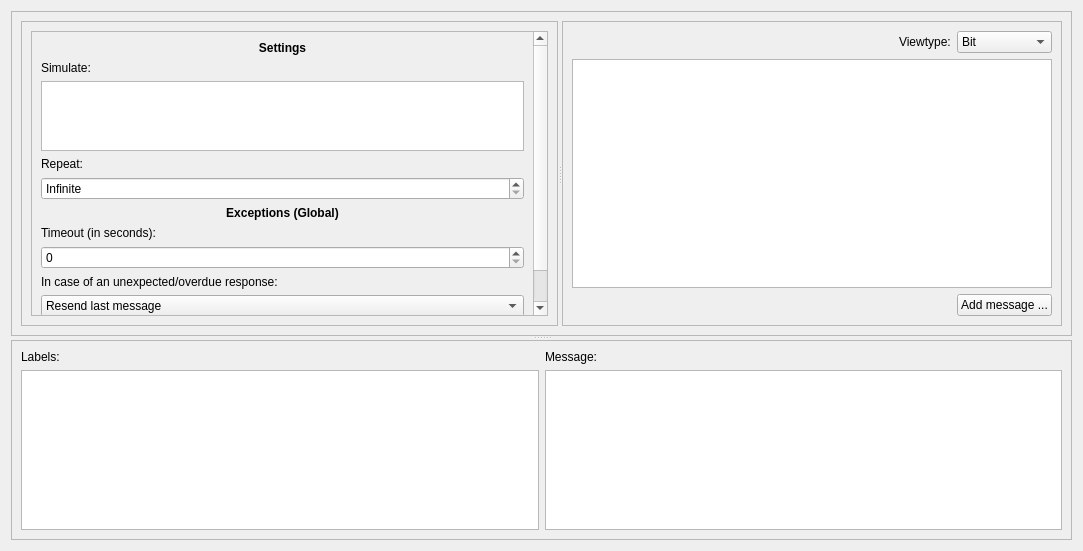
First picture: the form in ui/simulator.ui, repository jopohl/urh, before the edit.
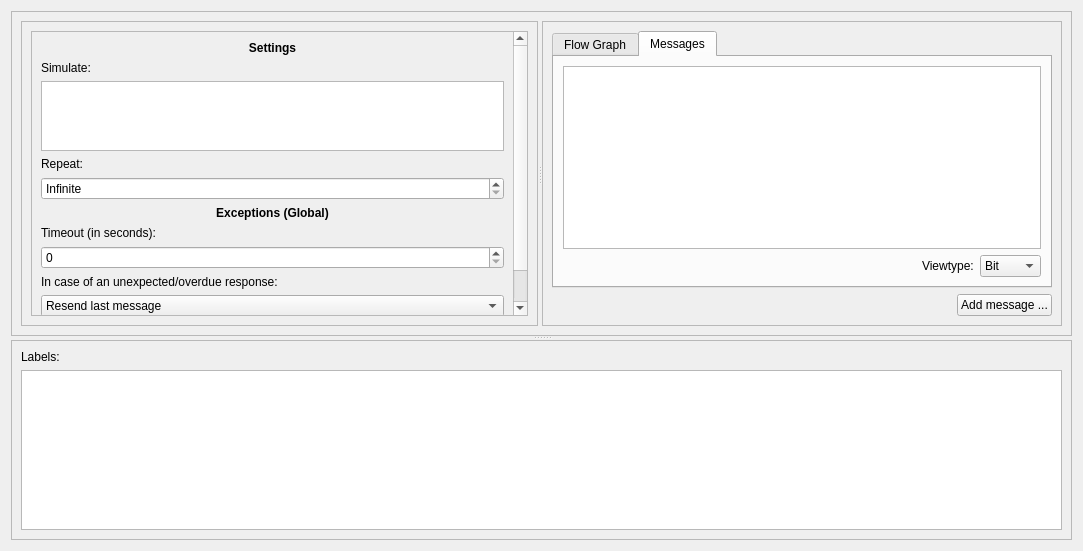
Second picture: the form after the edit. The open tabs and pages were chosen to show the change.

Commit message: update and extend simulator tab GUI and logic

```diff
--- a/ui/simulator.ui
+++ b/ui/simulator.ui
@@ -50,7 +50,7 @@
                <rect>
                 <x>0</x>
                 <y>0</y>
-                <width>527</width>
+                <width>509</width>
                 <height>410</height>
                </rect>
               </property>
@@ -70,7 +70,7 @@
                 </widget>
                </item>
                <item>
-                <widget class="QListView" name="listView"/>
+                <widget class="QListView" name="listViewSimulate"/>
                </item>
                <item>
                 <widget class="QLabel" name="label_4">
@@ -153,7 +153,7 @@
            <enum>QFrame::Raised</enum>
           </property>
           <layout class="QGridLayout" name="gridLayout_3">
-           <item row="0" column="0">
+           <item row="1" column="0">
             <spacer name="horizontalSpacer">
              <property name="orientation">
               <enum>Qt::Horizontal</enum>
@@ -166,14 +166,27 @@
              </property>
             </spacer>
            </item>
-           <item row="0" column="1">
-            <widget class="QLabel" name="label">
-             <property name="text">
-              <string>Viewtype:</string>
+           <item row="0" column="0" colspan="2">
+            <widget class="QTabWidget" name="tabWidget">
+             <property name="currentIndex">
+              <number>0</number>
              </property>
-            </widget>
-           </item>
-           <item row="0" column="2">
+             <widget class="QWidget" name="tab">
+              <attribute name="title">
+               <string>Flow Graph</string>
+              </attribute>
+              <layout class="QVBoxLayout" name="verticalLayout_6">
+               <item>
+                <widget class="QGraphicsView" name="graphicsView"/>
+               </item>
+              </layout>
+             </widget>
+             <widget class="QWidget" name="tab_2">
+              <attribute name="title">
+               <string>Messages</string>
+              </attribute>
+              <layout class="QGridLayout" name="gridLayout_4">
+               <item row="1" column="2">
             <widget class="QComboBox" name="comboBox">
              <item>
               <property name="text">
@@ -190,36 +203,42 @@
                <string>ASCII</string>
               </property>
              </item>
-             <item>
+                </widget>
+               </item>
+               <item row="0" column="0" colspan="3">
+                <widget class="QTableView" name="tableView_2"/>
+               </item>
+               <item row="1" column="0">
+                <spacer name="horizontalSpacer_2">
+                 <property name="orientation">
+                  <enum>Qt::Horizontal</enum>
+                 </property>
+                 <property name="sizeHint" stdset="0">
+                  <size>
+                   <width>40</width>
+                   <height>20</height>
+                  </size>
+                 </property>
+                </spacer>
+               </item>
+               <item row="1" column="1">
+                <widget class="QLabel" name="label">
               <property name="text">
-               <string>Label</string>
-              </property>
-             </item>
-            </widget>
+                  <string>Viewtype:</string>
+                 </property>
+                </widget>
+               </item>
+              </layout>
+             </widget>
+            </widget>
            </item>
-           <item row="2" column="2">
+           <item row="1" column="1">
             <widget class="QPushButton" name="pushButton">
              <property name="text">
               <string>Add message ...</string>
              </property>
             </widget>
            </item>
-           <item row="2" column="0" colspan="2">
-            <spacer name="horizontalSpacer_2">
-             <property name="orientation">
-              <enum>Qt::Horizontal</enum>
-             </property>
-             <property name="sizeHint" stdset="0">
-              <size>
-               <width>40</width>
-               <height>20</height>
-              </size>
-             </property>
-            </spacer>
-           </item>
-           <item row="1" column="0" colspan="3">
-            <widget class="QGraphicsView" name="graphicsView"/>
-           </item>
           </layout>
          </widget>
         </widget>
@@ -234,6 +253,9 @@
        <enum>QFrame::Raised</enum>
       </property>
       <layout class="QGridLayout" name="gridLayout">
+       <item row="1" column="0">
+        <widget class="QTableView" name="tableView"/>
+       </item>
        <item row="0" column="0">
         <widget class="QLabel" name="label_8">
          <property name="text">
@@ -241,19 +263,6 @@
          </property>
         </widget>
        </item>
-       <item row="1" column="0">
-        <widget class="QTableView" name="tableView"/>
-       </item>
-       <item row="0" column="1">
-        <widget class="QLabel" name="label_9">
-         <property name="text">
-          <string>Message:</string>
-         </property>
-        </widget>
-       </item>
-       <item row="1" column="1">
-        <widget class="QTableView" name="tableView_2"/>
-       </item>
       </layout>
      </widget>
     </widget>
```
Lines whose indentation alone changed are shown as unchanged. The commit also changes 7 other files.
